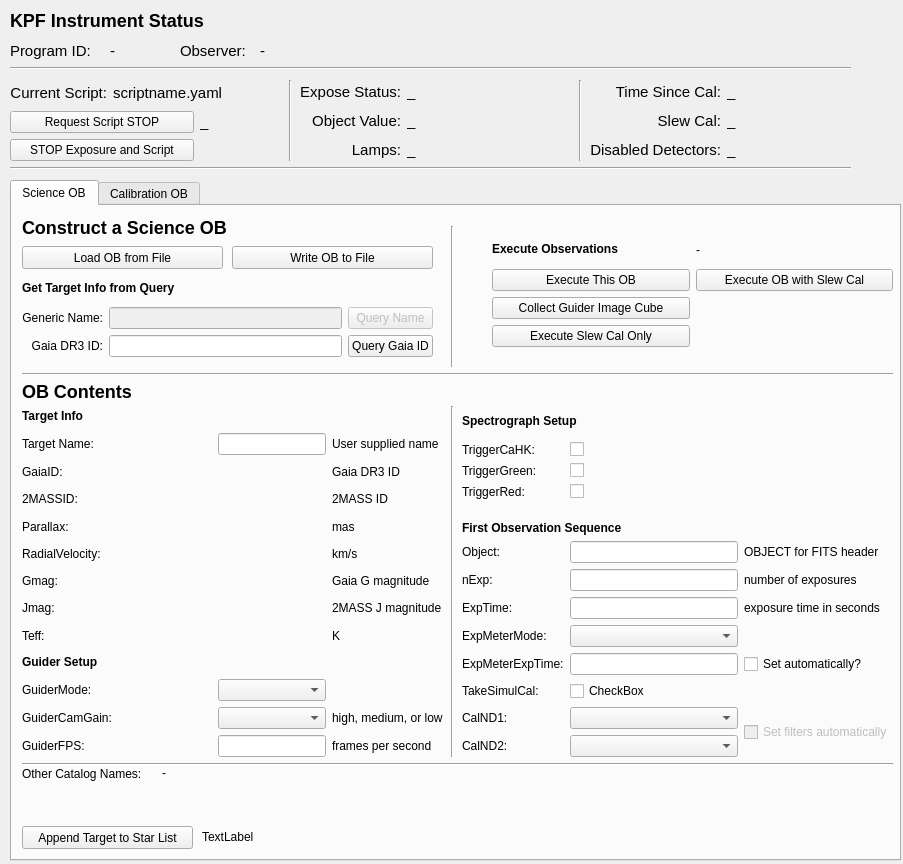
Qt form kpf/OB_GUI/KPF_OB_GUI.ui (KeckObservatory/KPFTranslator) before a commit.
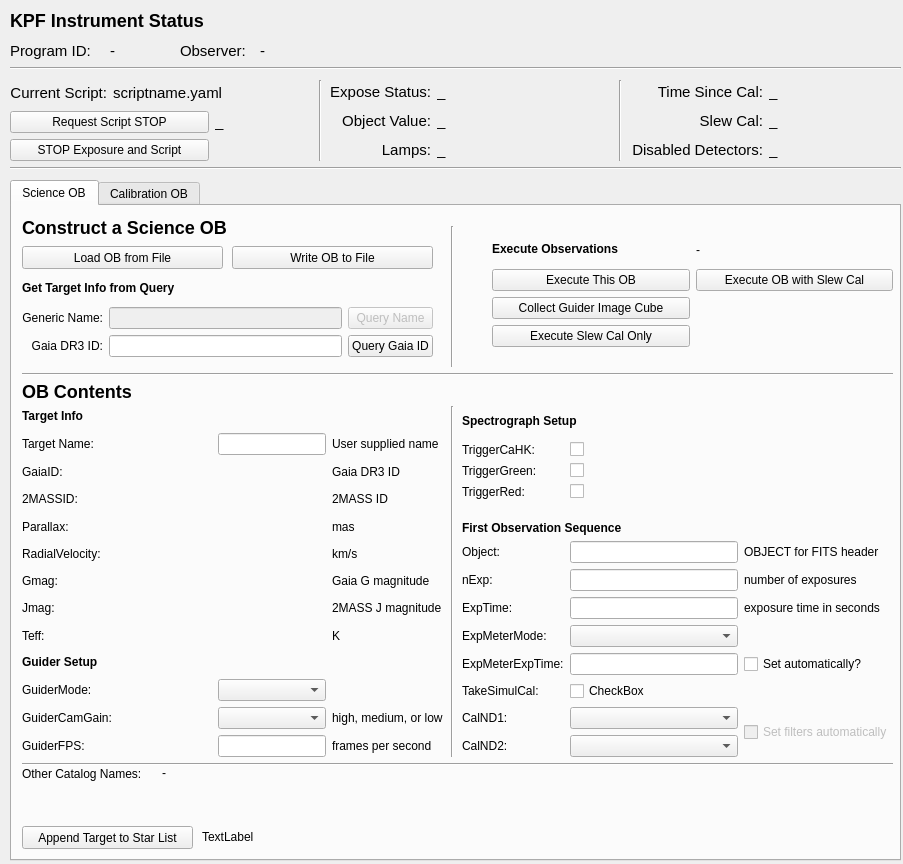
The same form after that commit.

```diff
--- a/kpf/OB_GUI/KPF_OB_GUI.ui
+++ b/kpf/OB_GUI/KPF_OB_GUI.ui
@@ -19,7 +19,7 @@
      <rect>
       <x>10</x>
       <y>160</y>
-      <width>841</width>
+      <width>891</width>
       <height>16</height>
      </rect>
     </property>
@@ -32,7 +32,7 @@
      <rect>
       <x>10</x>
       <y>80</y>
-      <width>271</width>
+      <width>301</width>
       <height>81</height>
      </rect>
     </property>
@@ -141,9 +141,9 @@
    <widget class="QWidget" name="gridLayoutWidget_3">
     <property name="geometry">
      <rect>
-      <x>300</x>
+      <x>330</x>
       <y>80</y>
-      <width>271</width>
+      <width>281</width>
       <height>81</height>
      </rect>
     </property>
@@ -240,9 +240,9 @@
    <widget class="QWidget" name="gridLayoutWidget_8">
     <property name="geometry">
      <rect>
-      <x>590</x>
+      <x>630</x>
       <y>80</y>
-      <width>261</width>
+      <width>271</width>
       <height>81</height>
      </rect>
     </property>
@@ -336,7 +336,7 @@
    <widget class="Line" name="line_5">
     <property name="geometry">
      <rect>
-      <x>280</x>
+      <x>310</x>
       <y>80</y>
       <width>20</width>
       <height>81</height>
@@ -349,7 +349,7 @@
    <widget class="Line" name="line_6">
     <property name="geometry">
      <rect>
-      <x>570</x>
+      <x>610</x>
       <y>80</y>
       <width>20</width>
       <height>81</height>
@@ -1736,7 +1736,7 @@
      <rect>
       <x>10</x>
       <y>60</y>
-      <width>841</width>
+      <width>891</width>
       <height>16</height>
      </rect>
     </property>
```
